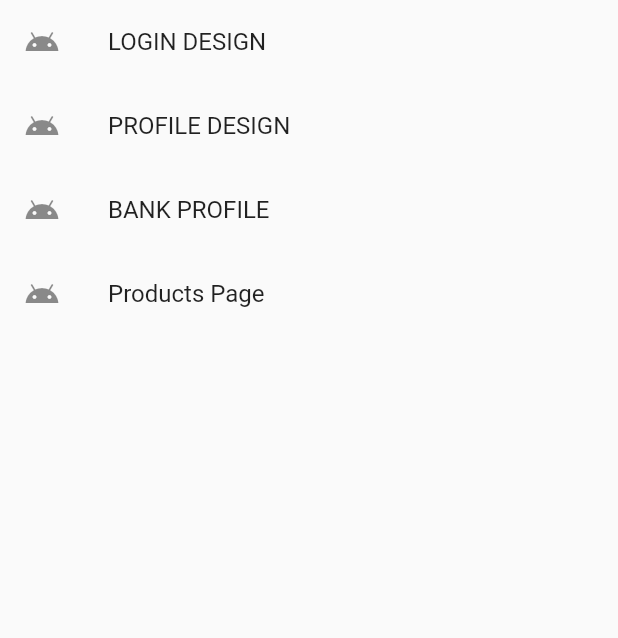
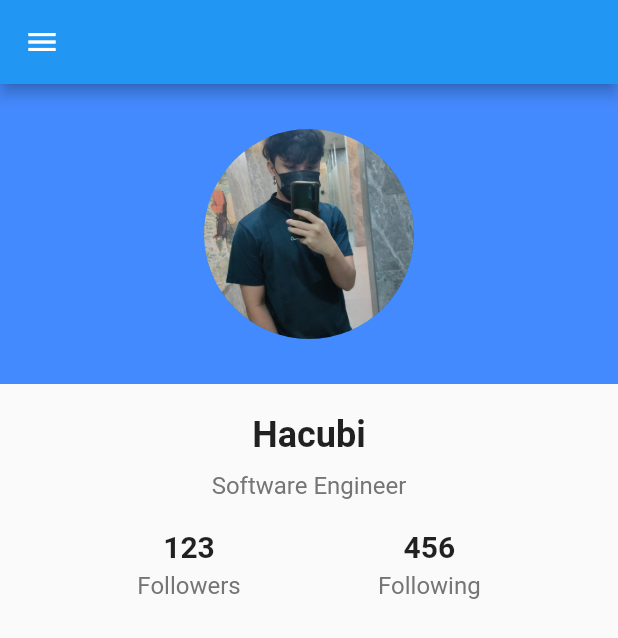
Before and after one commit to hacubicute/flutter, a Flutter app: what buildMenuItems() shows on an empty page, opened directly, after a tap on "PROFILE DESIGN", on a phone screen of 412 x 824 dp. Shown: the top 638 px of the screen. Run offline on Flutter 3.47's test engine with Material 2 defaults, Android fonts, the phone set to English and light mode, and no system bars; network calls fail.

Commit message:
flutter progress

```diff
--- a/lib/NavigationDrawer.dart
+++ b/lib/NavigationDrawer.dart
@@ -4,6 +4,7 @@ import 'package:talent/Card.dart';
 import 'package:talent/LoginDesign.dart';
 import 'package:talent/ProductList.dart';
 import 'package:talent/ProductPage.dart';
+import 'package:talent/Screens/ProfileScreen.dart';
 
 class NavigationDrawer extends StatelessWidget {
   const NavigationDrawer({super.key});
@@ -84,7 +85,17 @@ Widget buildMenuItems(BuildContext context) => Column(
         ListTile(
           leading: const Icon(Icons.android_rounded),
           title: const Text('PROFILE DESIGN'),
-          onTap: () {},
+          onTap: () {
+
+              Navigator.of(context).push(
+              MaterialPageRoute(
+                builder: (BuildContext context) {
+                  return ProfileScreen();
+                },
+              ),
+            );
+
+          },
         ),
         ListTile(
           leading: const Icon(Icons.android_rounded),
--- /dev/null
+++ b/lib/Screens/ProfileScreen.dart
@@ -0,0 +1,91 @@
+import 'package:flutter/material.dart';
+import 'package:talent/NavigationDrawer.dart';
+
+class ProfileScreen extends StatelessWidget {
+  @override
+  Widget build(BuildContext context) {
+    return Scaffold(
+      drawer: NavigationDrawer(),
+      appBar: AppBar(
+        title: Text(''),
+      ),
+      body: Column(
+        children: [
+          Container(
+            height: 200,
+            decoration: BoxDecoration(
+              color: Colors.blueAccent,
+            ),
+            child: Center(
+              child: CircleAvatar(
+                radius: 70,
+                backgroundImage: AssetImage(
+                    'images/hacs.jpg'),
+              ),
+            ),
+          ),
+          SizedBox(height: 20),
+          Text(
+            'Hacubi',
+            style: TextStyle(
+              fontSize: 24,
+              fontWeight: FontWeight.bold,
+            ),
+          ),
+          SizedBox(height: 10),
+          Text(
+            'Software Engineer',
+            style: TextStyle(
+              fontSize: 16,
+              color: Colors.grey[600],
+            ),
+          ),
+          SizedBox(height: 20),
+          Row(
+            mainAxisAlignment: MainAxisAlignment.spaceEvenly,
+            children: [
+              Column(
+                children: [
+                  Text(
+                    '123',
+                    style: TextStyle(
+                      fontSize: 20,
+                      fontWeight: FontWeight.bold,
+                    ),
+                  ),
+                  SizedBox(height: 5),
+                  Text(
+                    'Followers',
+                    style: TextStyle(
+                      fontSize: 16,
+                      color: Colors.grey[600],
+                    ),
+                  ),
+                ],
+              ),
+              Column(
+                children: [
+                  Text(
+                    '456',
+                    style: TextStyle(
+                      fontSize: 20,
+                      fontWeight: FontWeight.bold,
+                    ),
+                  ),
+                  SizedBox(height: 5),
+                  Text(
+                    'Following',
+                    style: TextStyle(
+                      fontSize: 16,
+                      color: Colors.grey[600],
+                    ),
+                  ),
+                ],
+              ),
+            ],
+          ),
+        ],
+      ),
+    );
+  }
+}
```
Also changed, not shown: lib/ProductPage.dart (+93 -1 lines).
